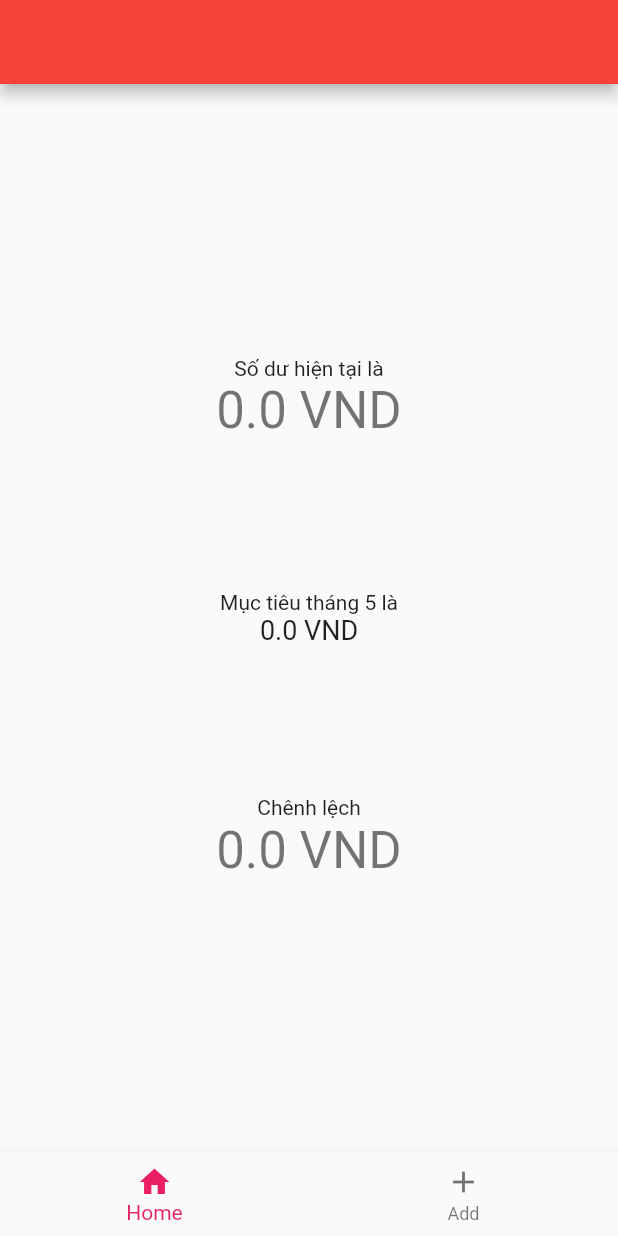
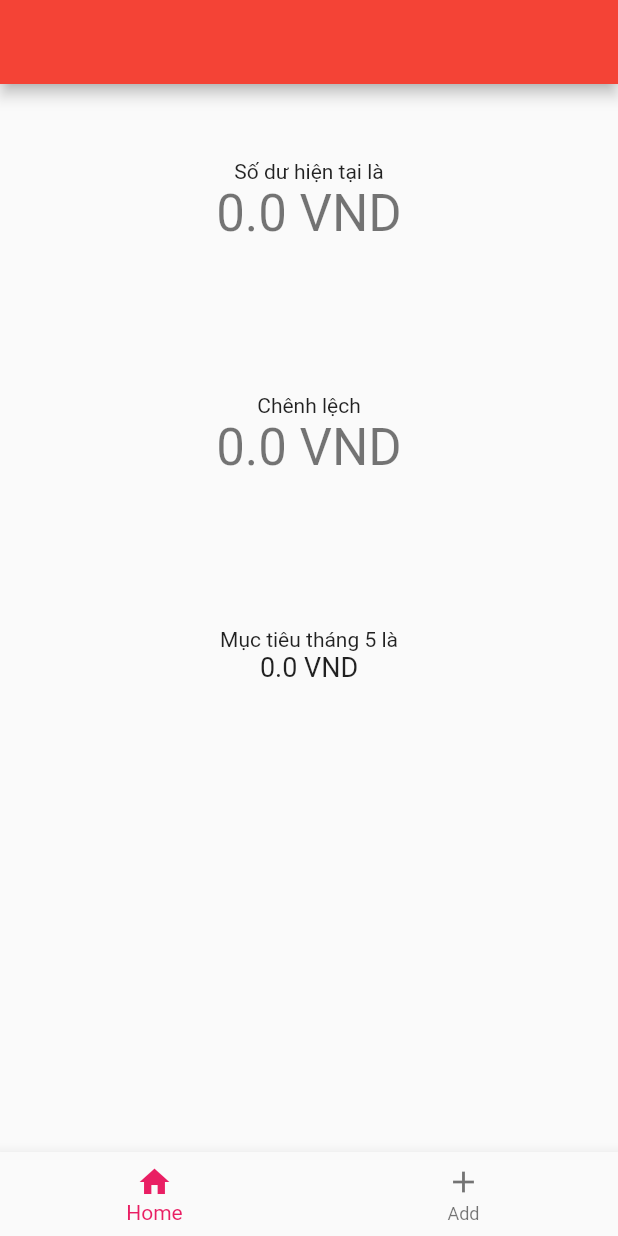
Before and after one commit to viettungvuong/SaveMoney, a Flutter app: the screen it shows after launch, on a phone screen of 412 x 824 dp. Run offline on Flutter 3.47's test engine with Material 2 defaults, Android fonts, the phone set to English and light mode, and no system bars; our stand-ins replace cloud_firestore, dropdown_button2, dropdown_search, firebase_auth, firebase_core, firebase_database; missing offline and left inert: searchable_listview, selection_menu; accounts and stored records are empty.

Commit message:
Update main.dart

```diff
--- a/lib/main.dart
+++ b/lib/main.dart
@@ -273,8 +273,12 @@ class _MyHomePageState extends State<MyHomePage> {
           // center the children vertically; the main axis here is the vertical
           // axis because Columns are vertical (the cross axis would be
           // horizontal).
-          mainAxisAlignment: MainAxisAlignment.center,
+          //mainAxisAlignment: MainAxisAlignment.center,
           children: <Widget>[
+            const SizedBox(
+              height: 50,
+            ),
+
             const Text(
               'Số dư hiện tại là',
             ),
@@ -288,6 +292,17 @@ class _MyHomePageState extends State<MyHomePage> {
             SizedBox(height: 100), // thêm khoảng trăng giữa 2 widget
 
             Text(
+                'Chênh lệch'
+            ),
+
+            Text(
+              '${getDiff()} VND', //xuat ra chenh lech
+              style: Theme.of(context).textTheme.headlineMedium,
+            ),
+
+            SizedBox(height: 100,),
+
+            Text(
               'Mục tiêu tháng ${getCurrentMonth()} là',
 
             ),
@@ -298,16 +313,6 @@ class _MyHomePageState extends State<MyHomePage> {
               ),
             ),
 
-            SizedBox(height: 100,),
-
-            Text(
-              'Chênh lệch'
-            ),
-
-            Text(
-              '${getDiff()} VND', //xuat ra chenh lech
-              style: Theme.of(context).textTheme.headlineMedium,
-            ),
 
             /*SearchableList<Spending>(
               initialList: spendings,
```
